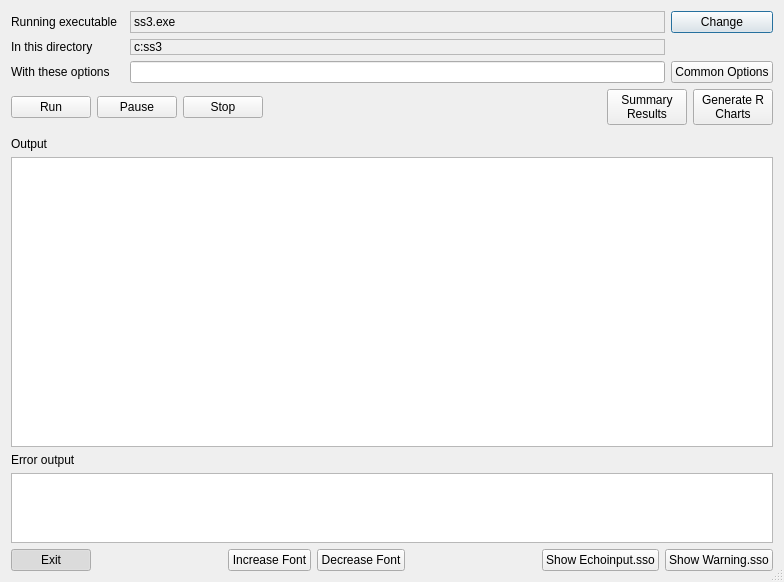
nmfs-ost/ss3-ssi, file src/dialog_run.ui: the form before one commit.
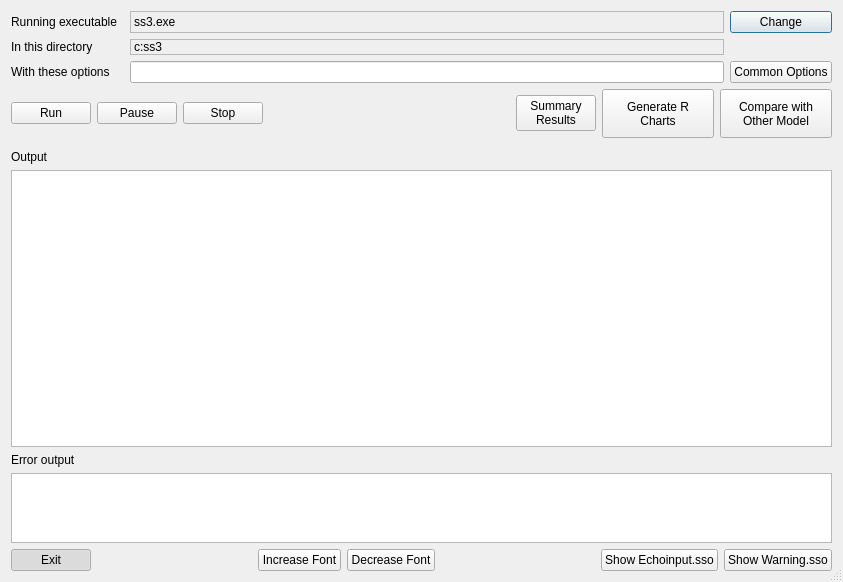
The form after the commit. Icons and pictures are not drawn.

What changed in the file:
```diff
--- a/src/dialog_run.ui
+++ b/src/dialog_run.ui
@@ -6,7 +6,7 @@
    <rect>
     <x>0</x>
     <y>0</y>
-    <width>784</width>
+    <width>843</width>
     <height>582</height>
    </rect>
   </property>
@@ -233,6 +233,12 @@
        </item>
        <item>
         <widget class="QPushButton" name="pushButton_RCharts">
+         <property name="minimumSize">
+          <size>
+           <width>112</width>
+           <height>49</height>
+          </size>
+         </property>
          <property name="toolTip">
           <string>R must be installed</string>
          </property>
@@ -245,6 +251,32 @@
          </property>
         </widget>
        </item>
+       <item>
+        <widget class="QPushButton" name="pushButton_RCompare">
+         <property name="sizePolicy">
+          <sizepolicy hsizetype="Fixed" vsizetype="Fixed">
+           <horstretch>0</horstretch>
+           <verstretch>0</verstretch>
+          </sizepolicy>
+         </property>
+         <property name="minimumSize">
+          <size>
+           <width>112</width>
+           <height>49</height>
+          </size>
+         </property>
+         <property name="toolTip">
+          <string>R must be installed</string>
+         </property>
+         <property name="whatsThis">
+          <string>Compares R charts and shows them in a browser </string>
+         </property>
+         <property name="text">
+          <string>Compare with
+Other Model</string>
+         </property>
+        </widget>
+       </item>
       </layout>
      </item>
     </layout>
```
